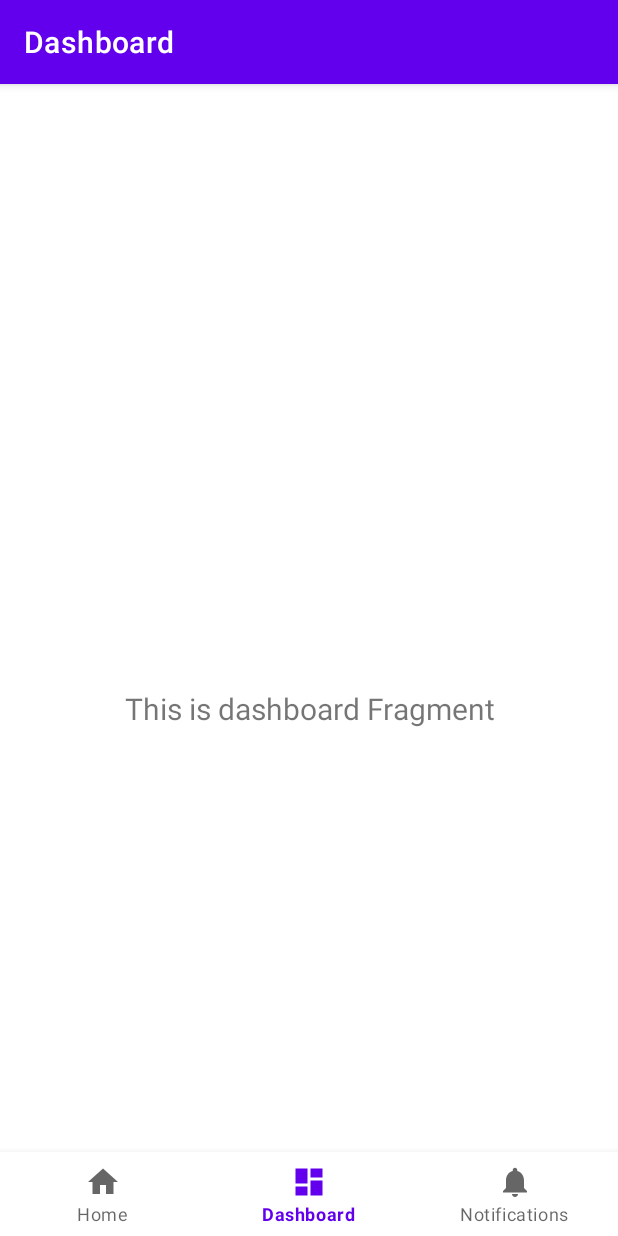
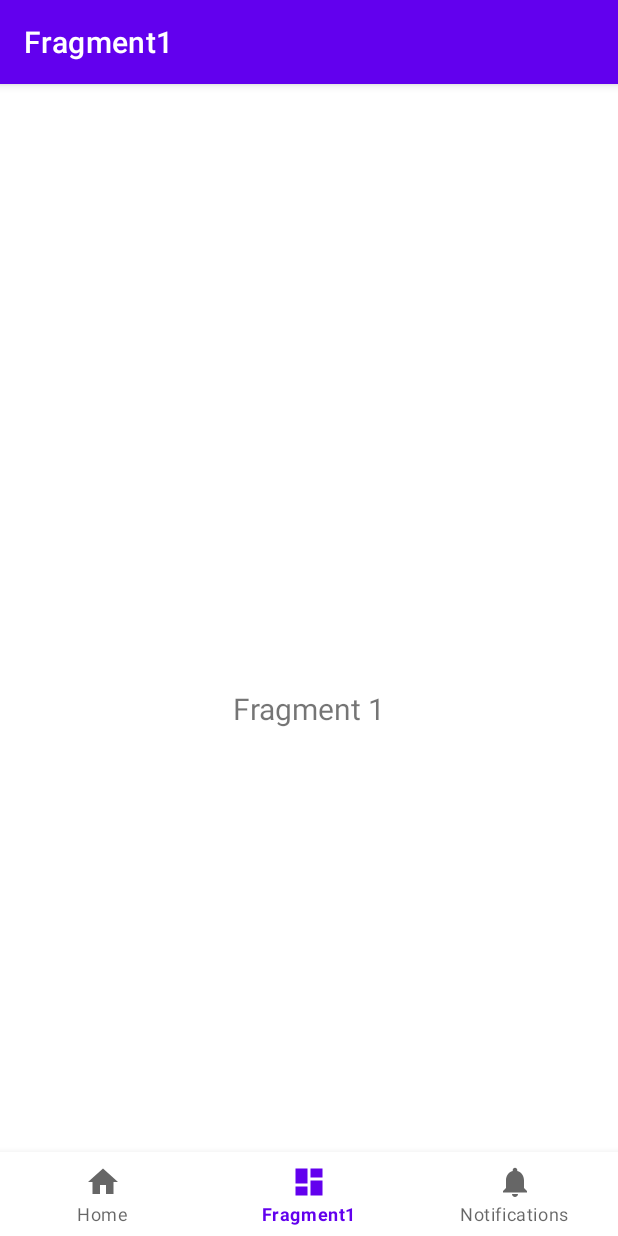
Before and after one commit to jerogaren/viewpagerTabFragmentGestionBoilerplate, an Android app: the Fragment1 screen opened through its navigation route, on a phone screen of 412 x 824 dp. Run offline under Robolectric (Android 15) with nearby library versions, the phone set to English and light mode, and no system bars; our stand-ins replace navigation-ui.

Commit message:
rename to Fragment1

```diff
--- a/app/build.gradle
+++ b/app/build.gradle
@@ -5,12 +5,12 @@ plugins {
 
 android {
     namespace 'dev.ronronea.viewpagertabfragmentgestionboilerplate'
-    compileSdk 33
+    compileSdk 34
 
     defaultConfig {
         applicationId "dev.ronronea.viewpagertabfragmentgestionboilerplate"
         minSdk 21
-        targetSdk 33
+        targetSdk 34
         versionCode 1
         versionName "1.0"
 
--- a/app/src/main/java/dev/ronronea/viewpagertabfragmentgestionboilerplate/ui/dashboard/DashboardFragment.kt
+++ b/app/src/main/java/dev/ronronea/viewpagertabfragmentgestionboilerplate/ui/fragment1/Fragment1.kt
@@ -1,4 +1,4 @@
-package dev.ronronea.viewpagertabfragmentgestionboilerplate.ui.dashboard
+package dev.ronronea.viewpagertabfragmentgestionboilerplate.ui.fragment1
 
 import android.os.Bundle
 import android.view.LayoutInflater
@@ -7,11 +7,11 @@ import android.view.ViewGroup
 import android.widget.TextView
 import androidx.fragment.app.Fragment
 import androidx.lifecycle.ViewModelProvider
-import dev.ronronea.viewpagertabfragmentgestionboilerplate.databinding.FragmentDashboardBinding
+import dev.ronronea.viewpagertabfragmentgestionboilerplate.databinding.Fragment1Binding
 
-class DashboardFragment : Fragment() {
+class Fragment1 : Fragment() {
 
-    private var _binding: FragmentDashboardBinding? = null
+    private var _binding: Fragment1Binding? = null
 
     // This property is only valid between onCreateView and
     // onDestroyView.
@@ -23,12 +23,12 @@ class DashboardFragment : Fragment() {
         savedInstanceState: Bundle?
     ): View {
         val dashboardViewModel =
-            ViewModelProvider(this).get(DashboardViewModel::class.java)
+            ViewModelProvider(this).get(Fragment1ViewModel::class.java)
 
-        _binding = FragmentDashboardBinding.inflate(inflater, container, false)
+        _binding = Fragment1Binding.inflate(inflater, container, false)
         val root: View = binding.root
 
-        val textView: TextView = binding.textDashboard
+        val textView: TextView = binding.text
         dashboardViewModel.text.observe(viewLifecycleOwner) {
             textView.text = it
         }
--- a/app/src/main/java/dev/ronronea/viewpagertabfragmentgestionboilerplate/ui/dashboard/DashboardViewModel.kt
+++ b/app/src/main/java/dev/ronronea/viewpagertabfragmentgestionboilerplate/ui/fragment1/Fragment1ViewModel.kt
@@ -1,13 +1,13 @@
-package dev.ronronea.viewpagertabfragmentgestionboilerplate.ui.dashboard
+package dev.ronronea.viewpagertabfragmentgestionboilerplate.ui.fragment1
 
 import androidx.lifecycle.LiveData
 import androidx.lifecycle.MutableLiveData
 import androidx.lifecycle.ViewModel
 
-class DashboardViewModel : ViewModel() {
+class Fragment1ViewModel : ViewModel() {
 
     private val _text = MutableLiveData<String>().apply {
-        value = "This is dashboard Fragment"
+        value = "Fragment 1"
     }
     val text: LiveData<String> = _text
 }
--- a/app/src/main/res/layout/fragment_dashboard.xml
+++ b/app/src/main/res/layout/fragment_1.xml
@@ -4,10 +4,10 @@
     xmlns:tools="http://schemas.android.com/tools"
     android:layout_width="match_parent"
     android:layout_height="match_parent"
-    tools:context=".ui.dashboard.DashboardFragment">
+    tools:context=".ui.fragment1.Fragment1">
 
     <TextView
-        android:id="@+id/text_dashboard"
+        android:id="@+id/text"
         android:layout_width="match_parent"
         android:layout_height="wrap_content"
         android:layout_marginStart="8dp"
--- a/app/src/main/res/menu/bottom_nav_menu.xml
+++ b/app/src/main/res/menu/bottom_nav_menu.xml
@@ -9,7 +9,7 @@
     <item
         android:id="@+id/navigation_dashboard"
         android:icon="@drawable/ic_dashboard_black_24dp"
-        android:title="@string/title_dashboard" />
+        android:title="@string/title_fragment1" />
 
     <item
         android:id="@+id/navigation_notifications"
--- a/app/src/main/res/navigation/mobile_navigation.xml
+++ b/app/src/main/res/navigation/mobile_navigation.xml
@@ -13,9 +13,9 @@
 
     <fragment
         android:id="@+id/navigation_dashboard"
-        android:name="dev.ronronea.viewpagertabfragmentgestionboilerplate.ui.dashboard.DashboardFragment"
-        android:label="@string/title_dashboard"
-        tools:layout="@layout/fragment_dashboard" />
+        android:name="dev.ronronea.viewpagertabfragmentgestionboilerplate.ui.fragment1.Fragment1"
+        android:label="@string/title_fragment1"
+        tools:layout="@layout/fragment_1" />
 
     <fragment
         android:id="@+id/navigation_notifications"
--- a/app/src/main/res/values/strings.xml
+++ b/app/src/main/res/values/strings.xml
@@ -1,6 +1,6 @@
 <resources>
     <string name="app_name">ViewPagerTabFragmentGestionBoilerplate</string>
     <string name="title_home">Home</string>
-    <string name="title_dashboard">Dashboard</string>
+    <string name="title_fragment1">Fragment1</string>
     <string name="title_notifications">Notifications</string>
 </resources>
```
